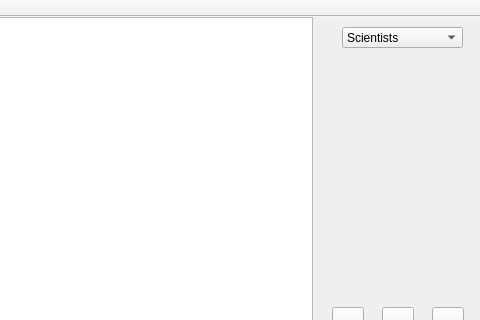
Qt form 3Vikna/gui.ui (OArnarsson/Qt-SQLite-DesktopApp) before a commit; both pictures show x 288 to 768 and y 0 to 320 of the 768 by 432 pixel window.
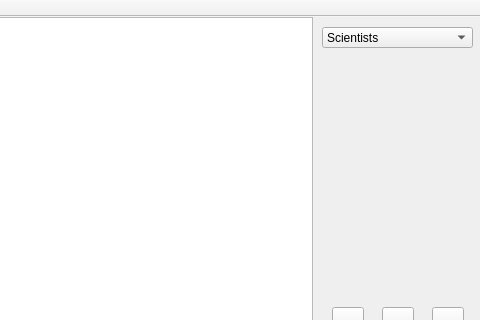
The same form after that commit. Icons and pictures are not drawn.

Commit message: Fixed dropdown menu.

What changed in the file:
```diff
--- a/3Vikna/gui.ui
+++ b/3Vikna/gui.ui
@@ -68,9 +68,9 @@
    <widget class="QComboBox" name="comboBox">
     <property name="geometry">
      <rect>
-      <x>630</x>
+      <x>610</x>
       <y>10</y>
-      <width>121</width>
+      <width>151</width>
       <height>21</height>
      </rect>
     </property>
```
